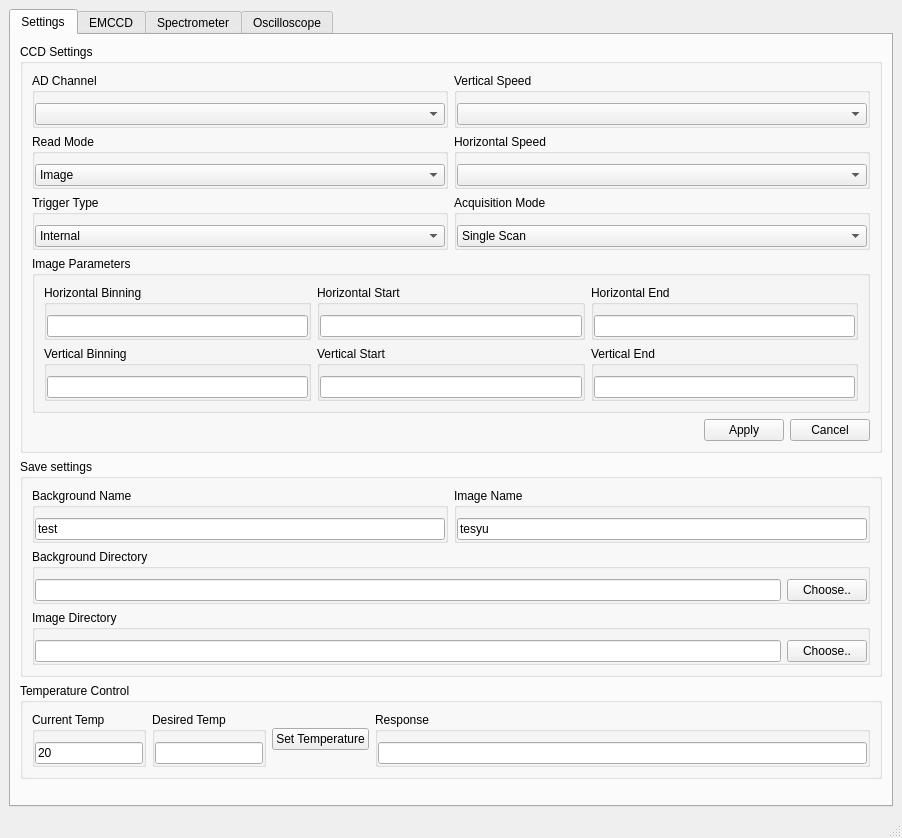
SherwinGroup/EMCCD-psychic, file mainWindow.ui: the form before one commit.
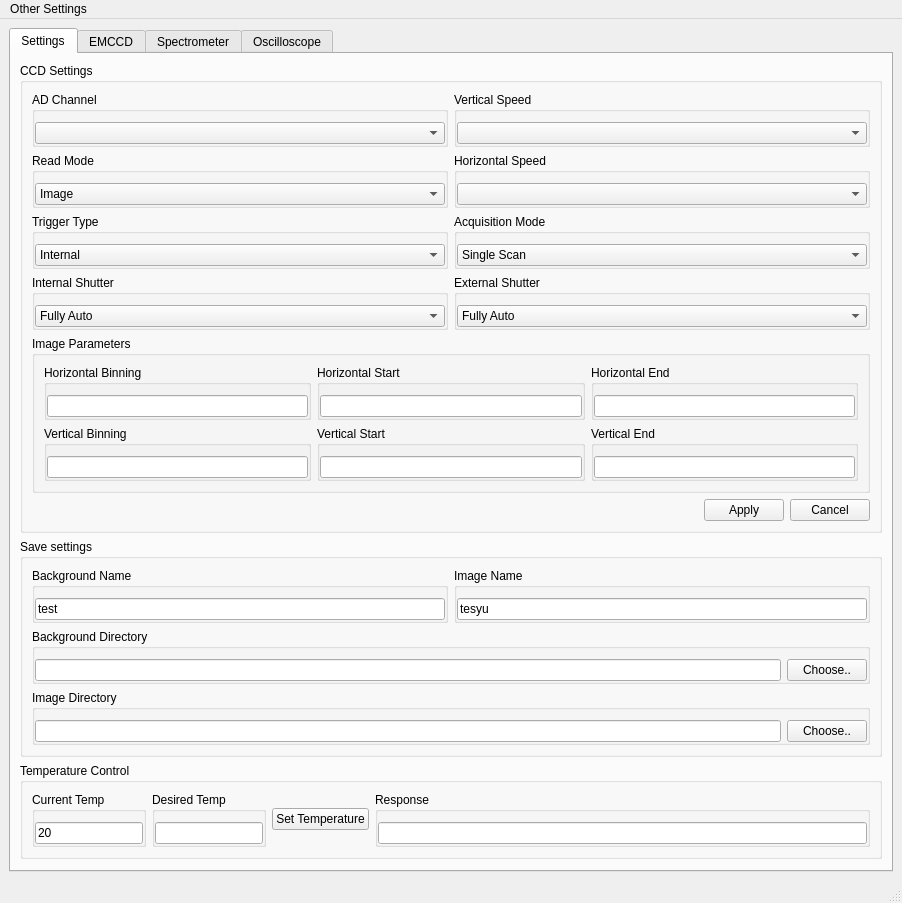
The form after the commit. The open tabs and pages were chosen to show the change. Custom widgets are drawn as their Qt base class.

```diff
--- a/mainWindow.ui
+++ b/mainWindow.ui
@@ -44,7 +44,7 @@
        </attribute>
        <layout class="QVBoxLayout" name="verticalLayout_7">
         <item>
-         <widget class="QGroupBox" name="groupBox_2">
+         <widget class="QGroupBox" name="gbSettings">
           <property name="title">
            <string>CCD Settings</string>
           </property>
@@ -307,6 +307,92 @@
                </layout>
               </widget>
              </item>
+             <item row="4" column="1">
+              <widget class="QGroupBox" name="groupBox_50">
+               <property name="title">
+                <string>External Shutter</string>
+               </property>
+               <property name="flat">
+                <bool>true</bool>
+               </property>
+               <layout class="QHBoxLayout" name="horizontalLayout_42">
+                <property name="leftMargin">
+                 <number>0</number>
+                </property>
+                <property name="topMargin">
+                 <number>10</number>
+                </property>
+                <property name="rightMargin">
+                 <number>0</number>
+                </property>
+                <property name="bottomMargin">
+                 <number>0</number>
+                </property>
+                <item>
+                 <widget class="QComboBox" name="cSettingsShutterEx">
+                  <item>
+                   <property name="text">
+                    <string>Fully Auto</string>
+                   </property>
+                  </item>
+                  <item>
+                   <property name="text">
+                    <string>Permanently Open</string>
+                   </property>
+                  </item>
+                  <item>
+                   <property name="text">
+                    <string>Permanently Closed</string>
+                   </property>
+                  </item>
+                 </widget>
+                </item>
+               </layout>
+              </widget>
+             </item>
+             <item row="4" column="0">
+              <widget class="QGroupBox" name="groupBox_51">
+               <property name="title">
+                <string>Internal Shutter</string>
+               </property>
+               <property name="flat">
+                <bool>true</bool>
+               </property>
+               <layout class="QHBoxLayout" name="horizontalLayout_43">
+                <property name="leftMargin">
+                 <number>0</number>
+                </property>
+                <property name="topMargin">
+                 <number>10</number>
+                </property>
+                <property name="rightMargin">
+                 <number>0</number>
+                </property>
+                <property name="bottomMargin">
+                 <number>0</number>
+                </property>
+                <item>
+                 <widget class="QComboBox" name="cSettingsShutter">
+                  <item>
+                   <property name="text">
+                    <string>Fully Auto</string>
+                   </property>
+                  </item>
+                  <item>
+                   <property name="text">
+                    <string>Permanently Open</string>
+                   </property>
+                  </item>
+                  <item>
+                   <property name="text">
+                    <string>Permanently Closed</string>
+                   </property>
+                  </item>
+                 </widget>
+                </item>
+               </layout>
+              </widget>
+             </item>
             </layout>
            </item>
            <item>
@@ -1188,10 +1274,10 @@
                 </layout>
                </widget>
               </item>
-              <item row="1" column="0">
-               <widget class="QGroupBox" name="groupBox_39">
+              <item row="3" column="0">
+               <widget class="QGroupBox" name="groupBox_2">
                 <property name="title">
-                 <string>FEL Freq (GHz)</string>
+                 <string>Sample Temp</string>
                 </property>
                 <property name="flat">
                  <bool>true</bool>
@@ -1938,6 +2024,15 @@
      <height>21</height>
     </rect>
    </property>
+   <widget class="QMenu" name="menuOther_Settings">
+    <property name="title">
+     <string>Other Settings</string>
+    </property>
+    <addaction name="mFileDoCRR"/>
+    <addaction name="mFileBreakTemp"/>
+    <addaction name="mFileTakeContinuous"/>
+   </widget>
+   <addaction name="menuOther_Settings"/>
   </widget>
   <widget class="QStatusBar" name="statusbar"/>
  </widget>
```
Left out of the diff: 557 changed lines with no effect on the pictures.
